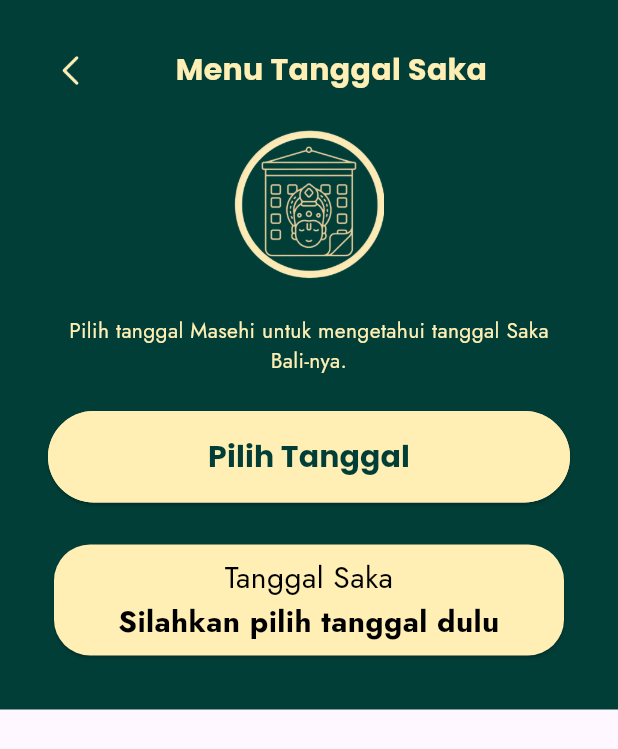
After one commit to GraciaRosalinaHindirwan/Mobile---Tugas-1, a Flutter app: the SakaMenuPage screen opened directly, on a phone screen of 412 x 824 dp. The commit adds this screen. Shown: the top 749 px of the screen. Run offline on Flutter 3.47's test engine with Material 3 defaults, Android fonts, the phone set to English and light mode, and no system bars.

Commit message:
add saka page

```diff
--- a/tugas1_mobile/lib/components/button_submit.dart
+++ b/tugas1_mobile/lib/components/button_submit.dart
@@ -4,9 +4,12 @@ import 'package:tugas1_mobile/theme/app_text_styles.dart';
 
 class ButtonSubmit extends StatelessWidget {
   final VoidCallback onPressed;
+  final String label;
+
   const ButtonSubmit({
     super.key,
-    required this.onPressed
+    required this.onPressed,
+    this.label = 'Jalankan',
   });
 
   @override
@@ -27,7 +30,7 @@ class ButtonSubmit extends StatelessWidget {
           ),
         ),
         child: Text(
-          'Jalankan',
+          label,
           style: AppTextStyles.poppinsBold.copyWith(
             fontSize: 20,
             color: AppColors.primaryColor,
--- /dev/null
+++ b/tugas1_mobile/lib/page/saka_page.dart
@@ -0,0 +1,188 @@
+import 'package:flutter/material.dart';
+import 'package:tugas1_mobile/components/result_card.dart';
+import 'package:tugas1_mobile/components/button_submit.dart';
+import 'package:tugas1_mobile/theme/app_colors.dart';
+import 'package:tugas1_mobile/theme/app_text_styles.dart';
+
+DateTime getNyepi(int year) {
+  Map<int, DateTime> dataNyepi = {
+    2020: DateTime(2020, 3, 25),
+    2021: DateTime(2021, 3, 14),
+    2022: DateTime(2022, 3, 3),
+    2023: DateTime(2023, 3, 22),
+    2024: DateTime(2024, 3, 11),
+    2025: DateTime(2025, 3, 29),
+    2026: DateTime(2026, 3, 19),
+    2027: DateTime(2027, 3, 8),
+    2028: DateTime(2028, 3, 26),
+  };
+
+  return dataNyepi[year] ?? DateTime(year, 3, 21); // fallback
+}
+
+String masehiKeSakaBali(DateTime masehi) {
+  int year = masehi.year;
+
+  int sakaYear = year - 78;
+
+  DateTime startSaka = getNyepi(year);
+
+  if (masehi.isBefore(startSaka)) {
+    sakaYear -= 1;
+    startSaka = getNyepi(year - 1);
+  }
+
+  int selisihHari = masehi.difference(startSaka).inDays;
+
+  List<String> sasih = [
+    "Kasa",
+    "Karo",
+    "Katelu",
+    "Kapat",
+    "Kalima",
+    "Kanem",
+    "Kepitu",
+    "Kewulu",
+    "Kasanga",
+    "Kedasa",
+    "Desta",
+    "Kesada"
+  ];
+
+  List<int> hariBulan = [
+    30, 29, 30, 29, 30, 29, 30, 29, 30, 29, 30, 29
+  ];
+
+  int bulan = 0;
+  int hari = selisihHari;
+
+  for (int i = 0; i < hariBulan.length; i++) {
+    if (hari < hariBulan[i]) {
+      bulan = i;
+      break;
+    } else {
+      hari -= hariBulan[i];
+    }
+  }
+
+  int tanggal = hari + 1;
+
+  String fase;
+  int nomor;
+
+  if (tanggal <= 15) {
+    fase = "Penanggal";
+    nomor = tanggal;
+  } else {
+    fase = "Panglong";
+    nomor = tanggal - 15;
+  }
+
+  return "$fase $nomor ${sasih[bulan]} $sakaYear";
+}
+
+class SakaMenuPage extends StatefulWidget {
+  const SakaMenuPage({super.key});
+
+  @override
+  State<SakaMenuPage> createState() => _SakaMenuPageState();
+}
+
+class _SakaMenuPageState extends State<SakaMenuPage> {
+  DateTime? _selectedDate;
+
+  String? get saka {
+    if (_selectedDate == null) return null;
+    return masehiKeSakaBali(_selectedDate!);
+  }
+
+  Future<void> pilihTanggal(BuildContext context) async {
+    DateTime? picked = await showDatePicker(
+      context: context,
+      initialDate: DateTime.now(),
+      firstDate: DateTime(1900),
+      lastDate: DateTime(2100),
+    );
+
+    if (picked != null) {
+      setState(() {
+        _selectedDate = picked;
+      });
+    }
+  }
+
+  @override
+  Widget build(BuildContext context) {
+    return Scaffold(
+      body: Container(
+        padding: const EdgeInsets.all(32),
+        color: AppColors.primaryColor,
+        child: SingleChildScrollView(
+          child: Column(
+            spacing: 24,
+            children: [
+              Row(
+                children: [
+                  GestureDetector(
+                    onTap: () {
+                      Navigator.pop(context);
+                    },
+                    child: Image.asset(
+                      'assets/icons/back.png',
+                      width: 30,
+                      height: 30,
+                    ),
+                  ),
+                  Expanded(
+                    child: Text(
+                      'Menu Tanggal Saka',
+                      textAlign: TextAlign.center,
+                      style: AppTextStyles.poppinsBold.copyWith(
+                        fontSize: 20,
+                        color: AppColors.secondaryColor,
+                      ),
+                    ),
+                  ),
+                ],
+              ),
+
+              // deskripsi singkat
+              Column(
+                spacing: 24,
+                children: [
+                  Image.asset(
+                  'assets/icons/saka.png',
+                  width: 100,
+                  height: 100,
+                  ),
+                  Text(
+                    'Pilih tanggal Masehi untuk mengetahui tanggal Saka Bali-nya.',
+                    textAlign: TextAlign.center,
+                    style: AppTextStyles.jostRegular.copyWith(
+                      fontSize: 14,
+                      color: AppColors.secondaryColor,
+                    ),
+                  ),
+                ],
+              ),
+
+              // button pilih tanggal
+              ButtonSubmit(
+                label: "Pilih Tanggal",
+                onPressed: () => pilihTanggal(context),
+              ),
+
+              // card hasil konversi
+              ResultCard(
+                title: "Tanggal Saka",
+                result: saka == null
+                    ? "Silahkan pilih tanggal dulu"
+                    : "Tanggal: ${_selectedDate!.day}-${_selectedDate!.month}-${_selectedDate!.year}\n$saka",
+              ),
+            ],
+          ),
+        ),
+      ),
+    );
+  }
+}
--- a/tugas1_mobile/lib/page/second_menu.dart
+++ b/tugas1_mobile/lib/page/second_menu.dart
@@ -140,11 +140,13 @@ class _SecondMenuPageState extends State<SecondMenuPage> {
                 children: [
                   Expanded(
                     child: ButtonSubmit(
+                      label: "Kalikan",
                       onPressed: hitungPerkalian,
                     ),
                   ),
                   Expanded(
                     child: ButtonSubmit(
+                      label: "Bagi",
                       onPressed: hitungPembagian,
                     ),
                   ),
```
Also changed, not shown: tugas1_mobile/assets/icons/saka.png (added).
